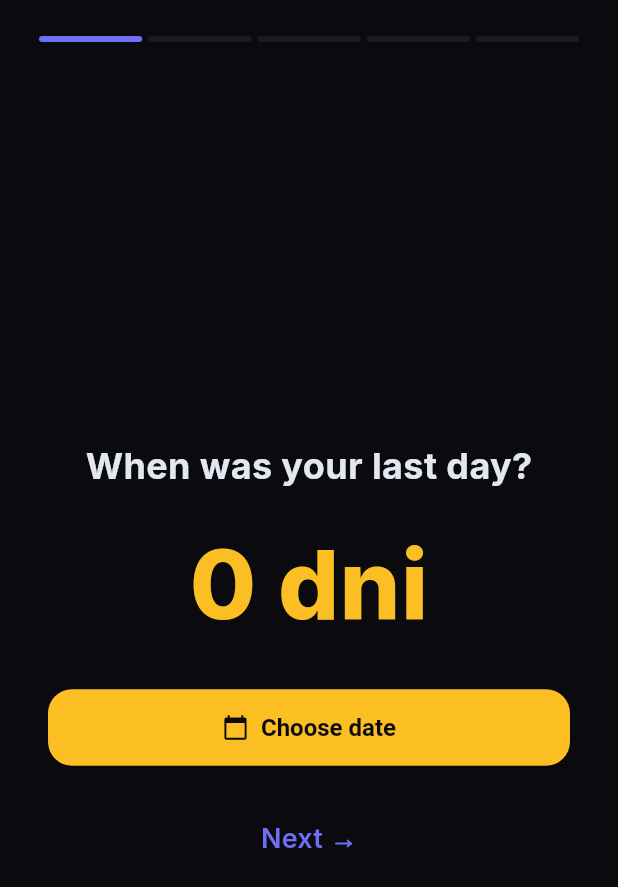
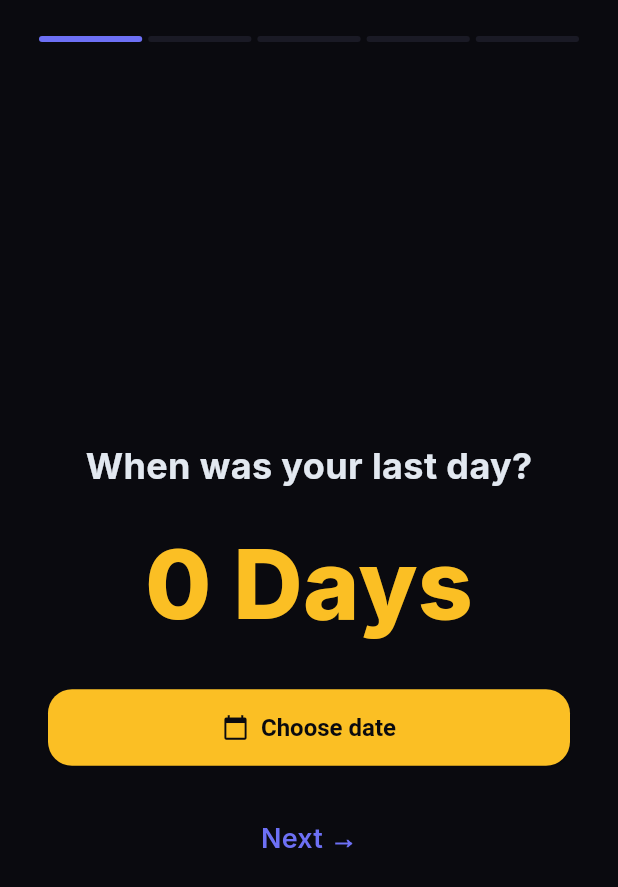
Before and after one commit to SoberStepsDev/sobersteps, a Flutter app: the OnboardingScreen screen opened by its route, swiped to page 3, on a phone screen of 412 x 824 dp. Shown: the top 887 px of the screen. Run offline on Flutter 3.47's test engine with Material 3 defaults, Android fonts, the phone set to English and light mode, and no system bars; our stand-ins replace app_links, audioplayers, connectivity_plus, fl_chart, flutter_animate, flutter_dotenv and 7 more; missing offline and left inert: onesignal_flutter, purchases_flutter; accounts and stored records are empty.

Commit message:
i18n: replace hardcoded strings with S.t() on 7 screens
accountability, lessons, milestones, mirror_moment, onboarding,
savings_health, wall_of_strength — all static text now uses S.t()
for proper PL/ES/NL localization. Onboarding also wires RTS
diagnostic screen after selection.

Co-Authored-By: Claude Sonnet 4.6 <noreply@anthropic.com>

```diff
--- a/lib/screens/milestones_screen.dart
+++ b/lib/screens/milestones_screen.dart
@@ -119,7 +119,7 @@ class _MilestonesScreenState extends State<MilestonesScreen> {
                 .animate()
                 .scale(begin: const Offset(0.3, 0.3), end: const Offset(1.0, 1.0), duration: 600.ms, curve: Curves.elasticOut),
             const SizedBox(height: 16),
-            Text('${data.days} Days!',
+            Text('${data.days} ${S.t(context, 'days')}!',
                 style: const TextStyle(fontSize: 36, fontWeight: FontWeight.w800, color: AppColors.gold)),
             const SizedBox(height: 8),
             Text(data.message, textAlign: TextAlign.center, style: const TextStyle(fontSize: 18, color: AppColors.textPrimary)),
@@ -181,7 +181,7 @@ class _MilestoneCard extends StatelessWidget {
                 if (achieved)
                   Text(S.t(context, 'achieved'), style: const TextStyle(color: AppColors.success, fontSize: 12))
                 else if (isNext)
-                  Text('${data.days - daysSober} days to go', style: const TextStyle(color: AppColors.primary, fontSize: 12))
+                  Text('${data.days - daysSober} ${S.t(context, 'daysToGo')}', style: const TextStyle(color: AppColors.primary, fontSize: 12))
                 else
                   Text(S.t(context, 'locked'), style: const TextStyle(color: AppColors.textSecondary, fontSize: 12)),
               ],
--- a/lib/screens/onboarding_screen.dart
+++ b/lib/screens/onboarding_screen.dart
@@ -10,6 +10,7 @@ import '../providers/sobriety_provider.dart';
 import '../services/analytics_service.dart';
 import '../services/notification_service.dart';
 import '../constants/app_constants.dart';
+import 'rts_diagnostic_screen.dart';
 
 class OnboardingScreen extends StatefulWidget {
   const OnboardingScreen({super.key});
@@ -178,7 +179,7 @@ class _OnboardingScreenState extends State<OnboardingScreen> {
             ...AppConstants.substanceTypes.entries.map((e) => Padding(
               padding: const EdgeInsets.only(bottom: 6),
               child: _SubstanceCard(
-                label: e.value,
+                label: _localizedSubstanceLabel(context, e.key),
                 icon: _iconForSubstance(e.key),
                 selected: _substanceType == e.key,
                 onTap: () => _selectAddiction('substance', e.key),
@@ -192,7 +193,7 @@ class _OnboardingScreenState extends State<OnboardingScreen> {
             ...AppConstants.behavioralTypes.entries.map((e) => Padding(
               padding: const EdgeInsets.only(bottom: 6),
               child: _SubstanceCard(
-                label: e.value,
+                label: _localizedBehavioralLabel(context, e.key),
                 icon: _iconForBehavioral(e.key),
                 selected: _substanceType == e.key,
                 onTap: () => _selectAddiction('behavioral', e.key),
@@ -204,11 +205,10 @@ class _OnboardingScreenState extends State<OnboardingScreen> {
             Text(S.t(context, 'onboardingReturnToSelfTitle'), style: const TextStyle(fontSize: 14, fontWeight: FontWeight.w600, color: AppColors.textSecondary, letterSpacing: 1)),
             const SizedBox(height: 8),
             ...AppConstants.returnToSelfTypes.entries.map((e) {
-              final isPro = AppConstants.returnToSelfProOnly.contains(e.key);
               return Padding(
                 padding: const EdgeInsets.only(bottom: 6),
                 child: _SubstanceCard(
-                  label: isPro ? '${e.value} (PRO)' : e.value,
+                  label: _localizedReturnToSelfLabel(context, e.key),
                   icon: _iconForReturnToSelf(e.key),
                   selected: _substanceType == e.key,
                   onTap: () => _selectAddiction('return_to_self', e.key),
@@ -246,8 +246,11 @@ class _OnboardingScreenState extends State<OnboardingScreen> {
                 setState(() => _returnToSelfEnabled = true);
                 final prefs = await SharedPreferences.getInstance();
                 await prefs.setBool('return_to_self_enabled', true);
-                setState(() => _showReturnToSelfQuestion = false);
-                _nextPage();
+                await _openRtsDiagnosticThen(() {
+                  if (!mounted) return;
+                  setState(() => _showReturnToSelfQuestion = false);
+                  _nextPage();
+                });
               },
               child: Text(S.t(context, 'yesIWant')),
             ),
@@ -283,8 +286,22 @@ class _OnboardingScreenState extends State<OnboardingScreen> {
     } else {
       setState(() => _returnToSelfEnabled = true);
       await prefs.setBool('return_to_self_enabled', true);
-      _nextPage();
+      await _openRtsDiagnosticThen(() {
+        if (!mounted) return;
+        _nextPage();
+      });
     }
+  }
+
+  Future<void> _openRtsDiagnosticThen(VoidCallback afterPop) async {
+    await Navigator.of(context).push<void>(
+      MaterialPageRoute<void>(
+        fullscreenDialog: true,
+        builder: (_) => const RtsDiagnosticScreen(),
+      ),
+    );
+    if (!mounted) return;
+    afterPop();
   }
 
   IconData _iconForSubstance(String key) {
@@ -300,6 +317,20 @@ class _OnboardingScreenState extends State<OnboardingScreen> {
     };
   }
 
+  String _localizedSubstanceLabel(BuildContext context, String key) {
+    final labelKey = switch (key) {
+      'alcohol' => 'substAlcohol',
+      'marijuana_thc' => 'substMarijuana',
+      'cocaine' => 'substCocaine',
+      'heroin' => 'substHeroin',
+      'crack' => 'substCrack',
+      'methamphetamine' => 'substMeth',
+      'opioids' => 'substOpioids',
+      _ => 'substOther',
+    };
+    return S.t(context, labelKey);
+  }
+
   IconData _iconForBehavioral(String key) {
     return switch (key) {
       'gambling' => Icons.casino,
@@ -312,6 +343,19 @@ class _OnboardingScreenState extends State<OnboardingScreen> {
     };
   }
 
+  String _localizedBehavioralLabel(BuildContext context, String key) {
+    final labelKey = switch (key) {
+      'gambling' => 'behavGambling',
+      'sex_pornography' => 'behavSexPorn',
+      'social_media' => 'behavSocialMedia',
+      'shopping' => 'behavShopping',
+      'gaming' => 'behavGaming',
+      'workaholism' => 'behavWork',
+      _ => 'other',
+    };
+    return S.t(context, labelKey);
+  }
+
   IconData _iconForReturnToSelf(String key) {
     return switch (key) {
       'self_hatred' => Icons.heart_broken,
@@ -319,6 +363,16 @@ class _OnboardingScreenState extends State<OnboardingScreen> {
       'toxic_relationships' => Icons.people_outline,
       _ => Icons.self_improvement,
     };
+  }
+
+  String _localizedReturnToSelfLabel(BuildContext context, String key) {
+    final labelKey = switch (key) {
+      'self_hatred' => 'rtsSelfHatred',
+      'perfectionism' => 'rtsPerfectionism',
+      'toxic_relationships' => 'rtsToxicRel',
+      _ => 'returnToSelf',
+    };
+    return S.t(context, labelKey);
   }
 
   Widget _buildStep3(SobrietyProvider sobriety) {
@@ -331,7 +385,7 @@ class _OnboardingScreenState extends State<OnboardingScreen> {
               style: TextStyle(fontSize: 24, fontWeight: FontWeight.w700, color: AppColors.textPrimary)),
           const SizedBox(height: 16),
           Text(
-            '${sobriety.daysSober} dni',
+            '${sobriety.daysSober} ${S.t(context, 'days')}',
             style: const TextStyle(fontSize: 64, fontWeight: FontWeight.w800, color: AppColors.gold),
           ),
           const SizedBox(height: 24),
--- a/lib/screens/savings_health_screen.dart
+++ b/lib/screens/savings_health_screen.dart
@@ -51,7 +51,7 @@ class _SavingsHealthScreenState extends State<SavingsHealthScreen> {
               icon: Icons.savings_rounded,
               color: AppColors.gold,
               title: '\$${saved.toStringAsFixed(0)}',
-              subtitle: 'zaoszczędzone',
+              subtitle: S.t(context, 'saved'),
             ).animate().fadeIn(duration: 400.ms).slideY(begin: 0.1),
             const SizedBox(height: 12),
             _CostEditor(dailyCost: _dailyCost, onChanged: _setCost),
@@ -77,17 +77,17 @@ class _SavingsHealthScreenState extends State<SavingsHealthScreen> {
             const SizedBox(height: 12),
             Row(
               children: [
-                Expanded(child: _StatCard(value: '${(days * 7).toStringAsFixed(0)}h', label: 'snu bez kaca')),
+                Expanded(child: _StatCard(value: '${(days * 7).toStringAsFixed(0)}h', label: S.t(context, 'sleepNoHangover'))),
                 const SizedBox(width: 12),
-                Expanded(child: _StatCard(value: '${(days * 0.5).toStringAsFixed(1)} L', label: 'wody zamiast alkoholu')),
+                Expanded(child: _StatCard(value: '${(days * 0.5).toStringAsFixed(1)} L', label: S.t(context, 'waterNotAlcohol'))),
               ],
             ),
             const SizedBox(height: 12),
             Row(
               children: [
-                Expanded(child: _StatCard(value: (days * 200).toStringAsFixed(0), label: 'kalorii mniej')),
+                Expanded(child: _StatCard(value: (days * 200).toStringAsFixed(0), label: S.t(context, 'caloriesLess'))),
                 const SizedBox(width: 12),
-                Expanded(child: _StatCard(value: days.toString(), label: 'dobrych decyzji')),
+                Expanded(child: _StatCard(value: days.toString(), label: S.t(context, 'goodDecisions'))),
               ],
             ),
             const SizedBox(height: 32),
@@ -156,7 +156,7 @@ class _CostEditor extends StatelessWidget {
             ),
           ),
           Expanded(child: Slider(value: dailyCost, min: 1, max: 100, activeColor: AppColors.gold, onChanged: onChanged)),
-          Text('\$${dailyCost.toStringAsFixed(0)}/dzień', style: const TextStyle(color: AppColors.gold, fontWeight: FontWeight.w600)),
+          Text('\$${dailyCost.toStringAsFixed(0)}${S.t(context, 'perDay')}', style: const TextStyle(color: AppColors.gold, fontWeight: FontWeight.w600)),
         ],
       ),
     );
```
Also changed, not shown: lib/screens/accountability_screen.dart (+13 -13 lines), lib/screens/lessons_screen.dart (+4 -4 lines), lib/screens/mirror_moment_screen.dart (+22 -22 lines), lib/screens/wall_of_strength_screen.dart (+4 -4 lines).
